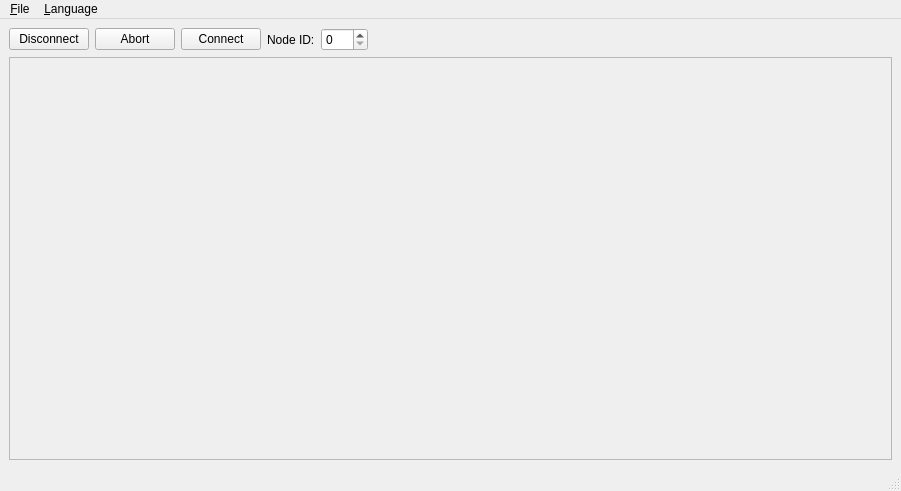
Old version of the form src/mdttools/mdtModbusIoTool.ui in the repository scandyna/multidiagtools.
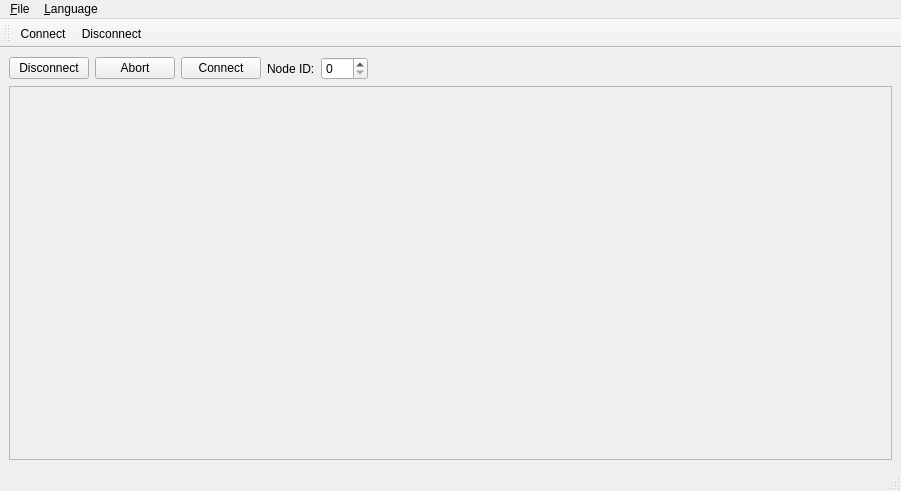
New version of the form.

Commit message: Working on MODBUS I/O tool

```diff
--- a/src/mdttools/mdtModbusIoTool.ui
+++ b/src/mdttools/mdtModbusIoTool.ui
@@ -73,8 +73,8 @@
         <rect>
          <x>0</x>
          <y>0</y>
-         <width>887</width>
-         <height>402</height>
+         <width>879</width>
+         <height>363</height>
         </rect>
        </property>
       </widget>
@@ -107,6 +107,19 @@
    <addaction name="menu_Language"/>
   </widget>
   <widget class="QStatusBar" name="statusbar"/>
+  <widget class="QToolBar" name="toolBar">
+   <property name="windowTitle">
+    <string>toolBar</string>
+   </property>
+   <attribute name="toolBarArea">
+    <enum>TopToolBarArea</enum>
+   </attribute>
+   <attribute name="toolBarBreak">
+    <bool>false</bool>
+   </attribute>
+   <addaction name="actConnect"/>
+   <addaction name="actDisconnect"/>
+  </widget>
   <action name="action_Quit">
    <property name="text">
     <string>&amp;Quit</string>
@@ -117,6 +130,16 @@
     <string>&amp;Setup</string>
    </property>
   </action>
+  <action name="actConnect">
+   <property name="text">
+    <string>&amp;Connect</string>
+   </property>
+  </action>
+  <action name="actDisconnect">
+   <property name="text">
+    <string>&amp;Disconnect</string>
+   </property>
+  </action>
  </widget>
  <resources/>
  <connections>
```
Left out of the diff: 2 changed lines with no effect on the pictures. The commit also changes 11 other files.
